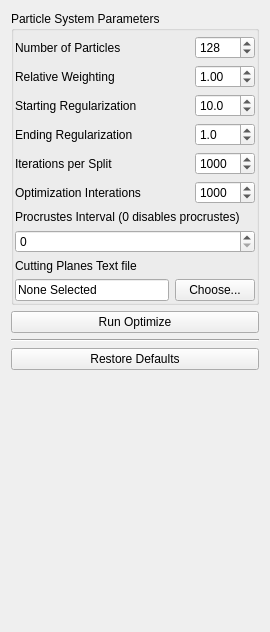
First picture: the form in Studio/src/Application/Optimize/OptimizeTool.ui, repository SCIInstitute/ShapeWorks, before the edit.
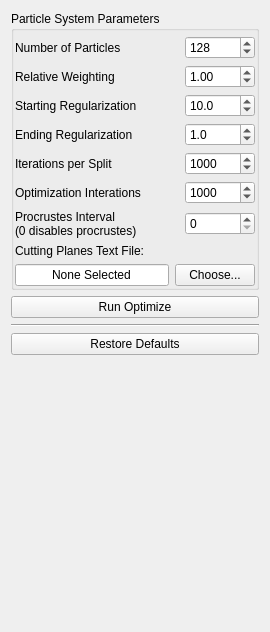
Second picture: the form after the edit.

Commit message: Fixing Optimize layout.

What changed in the file:
```diff
--- a/Studio/src/Application/Optimize/OptimizeTool.ui
+++ b/Studio/src/Application/Optimize/OptimizeTool.ui
@@ -34,7 +34,7 @@
      <property name="title">
       <string>Particle System Parameters</string>
      </property>
-     <layout class="QVBoxLayout" name="verticalLayout_3">
+     <layout class="QGridLayout" name="gridLayout">
       <property name="leftMargin">
        <number>1</number>
       </property>
@@ -47,139 +47,14 @@
       <property name="bottomMargin">
        <number>1</number>
       </property>
-      <item>
-       <layout class="QHBoxLayout" name="horizontalLayout_2">
-        <item>
-         <widget class="QLabel" name="label_3">
-          <property name="text">
-           <string>Number of Particles</string>
-          </property>
-         </widget>
-        </item>
-        <item>
-         <spacer name="horizontalSpacer">
-          <property name="orientation">
-           <enum>Qt::Horizontal</enum>
-          </property>
-          <property name="sizeHint" stdset="0">
-           <size>
-            <width>40</width>
-            <height>20</height>
-           </size>
-          </property>
-         </spacer>
-        </item>
-        <item>
-         <widget class="QSpinBox" name="number_of_particles">
-          <property name="sizePolicy">
-           <sizepolicy hsizetype="Fixed" vsizetype="Fixed">
-            <horstretch>0</horstretch>
-            <verstretch>0</verstretch>
-           </sizepolicy>
-          </property>
-          <property name="minimumSize">
-           <size>
-            <width>60</width>
-            <height>0</height>
-           </size>
-          </property>
-          <property name="maximumSize">
-           <size>
-            <width>60</width>
-            <height>16777215</height>
-           </size>
-          </property>
-          <property name="minimum">
-           <number>1</number>
-          </property>
-          <property name="maximum">
-           <number>20000</number>
-          </property>
-          <property name="value">
-           <number>128</number>
-          </property>
-         </widget>
-        </item>
-       </layout>
-      </item>
-      <item>
-       <layout class="QHBoxLayout" name="horizontalLayout_5">
-        <property name="topMargin">
-         <number>0</number>
-        </property>
-        <item>
-         <widget class="QLabel" name="label_4">
-          <property name="text">
-           <string>Relative Weighting</string>
-          </property>
-         </widget>
-        </item>
-        <item>
-         <spacer name="horizontalSpacer_3">
-          <property name="orientation">
-           <enum>Qt::Horizontal</enum>
-          </property>
-          <property name="sizeHint" stdset="0">
-           <size>
-            <width>40</width>
-            <height>20</height>
-           </size>
-          </property>
-         </spacer>
-        </item>
-        <item>
-         <widget class="QDoubleSpinBox" name="weight">
-          <property name="sizePolicy">
-           <sizepolicy hsizetype="Fixed" vsizetype="Fixed">
-            <horstretch>0</horstretch>
-            <verstretch>0</verstretch>
-           </sizepolicy>
-          </property>
-          <property name="minimumSize">
-           <size>
-            <width>60</width>
-            <height>0</height>
-           </size>
-          </property>
-          <property name="maximumSize">
-           <size>
-            <width>60</width>
-            <height>16777215</height>
-           </size>
-          </property>
-          <property name="value">
-           <double>1.000000000000000</double>
-          </property>
-         </widget>
-        </item>
-       </layout>
-      </item>
-      <item>
-       <layout class="QHBoxLayout" name="horizontalLayout_3">
-        <property name="topMargin">
-         <number>0</number>
-        </property>
-        <item>
+      <item row="2" column="0">
          <widget class="QLabel" name="label_10">
           <property name="text">
            <string>Starting Regularization</string>
           </property>
          </widget>
         </item>
-        <item>
-         <spacer name="horizontalSpacer_6">
-          <property name="orientation">
-           <enum>Qt::Horizontal</enum>
-          </property>
-          <property name="sizeHint" stdset="0">
-           <size>
-            <width>40</width>
-            <height>20</height>
-           </size>
-          </property>
-         </spacer>
-        </item>
-        <item>
+      <item row="2" column="1">
          <widget class="QDoubleSpinBox" name="starting_regularization">
           <property name="sizePolicy">
            <sizepolicy hsizetype="Fixed" vsizetype="Fixed">
@@ -189,13 +64,13 @@
           </property>
           <property name="minimumSize">
            <size>
-            <width>60</width>
+          <width>70</width>
             <height>0</height>
            </size>
           </property>
           <property name="maximumSize">
            <size>
-            <width>60</width>
+          <width>70</width>
             <height>16777215</height>
            </size>
           </property>
@@ -213,96 +88,29 @@
           </property>
          </widget>
         </item>
-       </layout>
-      </item>
-      <item>
-       <layout class="QHBoxLayout" name="horizontalLayout_8">
-        <property name="topMargin">
-         <number>0</number>
-        </property>
-        <item>
-         <widget class="QLabel" name="label_9">
-          <property name="text">
-           <string>Ending Regularization</string>
-          </property>
-         </widget>
-        </item>
-        <item>
-         <spacer name="horizontalSpacer_7">
-          <property name="orientation">
-           <enum>Qt::Horizontal</enum>
-          </property>
-          <property name="sizeHint" stdset="0">
-           <size>
-            <width>40</width>
-            <height>20</height>
-           </size>
-          </property>
-         </spacer>
-        </item>
-        <item>
-         <widget class="QDoubleSpinBox" name="ending_regularization">
-          <property name="sizePolicy">
-           <sizepolicy hsizetype="Fixed" vsizetype="Fixed">
-            <horstretch>0</horstretch>
-            <verstretch>0</verstretch>
-           </sizepolicy>
-          </property>
-          <property name="minimumSize">
-           <size>
-            <width>60</width>
-            <height>0</height>
-           </size>
-          </property>
-          <property name="maximumSize">
-           <size>
-            <width>60</width>
-            <height>16777215</height>
-           </size>
-          </property>
-          <property name="decimals">
-           <number>1</number>
-          </property>
-          <property name="minimum">
-           <double>0.100000000000000</double>
-          </property>
-          <property name="maximum">
-           <double>99999.000000000000000</double>
-          </property>
-          <property name="value">
-           <double>1.000000000000000</double>
-          </property>
-         </widget>
-        </item>
-       </layout>
-      </item>
-      <item>
-       <layout class="QHBoxLayout" name="horizontalLayout_9">
-        <property name="topMargin">
-         <number>0</number>
-        </property>
-        <item>
+      <item row="4" column="0">
          <widget class="QLabel" name="label_8">
           <property name="text">
            <string>Iterations per Split</string>
           </property>
          </widget>
         </item>
-        <item>
-         <spacer name="horizontalSpacer_8">
-          <property name="orientation">
-           <enum>Qt::Horizontal</enum>
-          </property>
-          <property name="sizeHint" stdset="0">
-           <size>
-            <width>40</width>
-            <height>20</height>
-           </size>
-          </property>
-         </spacer>
-        </item>
-        <item>
-         <widget class="QSpinBox" name="iterations">
+      <item row="3" column="0">
+       <widget class="QLabel" name="label_9">
+        <property name="text">
+         <string>Ending Regularization</string>
+        </property>
+       </widget>
+      </item>
+      <item row="8" column="0">
+       <widget class="QLabel" name="label_6">
+        <property name="text">
+         <string>Cutting Planes Text File:</string>
+        </property>
+       </widget>
+      </item>
+      <item row="0" column="1">
+       <widget class="QSpinBox" name="number_of_particles">
           <property name="sizePolicy">
            <sizepolicy hsizetype="Fixed" vsizetype="Fixed">
             <horstretch>0</horstretch>
@@ -311,13 +119,13 @@
           </property>
           <property name="minimumSize">
            <size>
-            <width>60</width>
+          <width>70</width>
             <height>0</height>
            </size>
           </property>
           <property name="maximumSize">
            <size>
-            <width>60</width>
+          <width>70</width>
             <height>16777215</height>
            </size>
           </property>
@@ -325,41 +133,14 @@
            <number>1</number>
           </property>
           <property name="maximum">
-           <number>99999</number>
+         <number>20000</number>
           </property>
           <property name="value">
-           <number>1000</number>
+         <number>128</number>
           </property>
          </widget>
         </item>
-       </layout>
-      </item>
-      <item>
-       <layout class="QHBoxLayout" name="horizontalLayout_19">
-        <property name="topMargin">
-         <number>0</number>
-        </property>
-        <item>
-         <widget class="QLabel" name="label_19">
-          <property name="text">
-           <string>Optimization Interations</string>
-          </property>
-         </widget>
-        </item>
-        <item>
-         <spacer name="horizontalSpacer_15">
-          <property name="orientation">
-           <enum>Qt::Horizontal</enum>
-          </property>
-          <property name="sizeHint" stdset="0">
-           <size>
-            <width>40</width>
-            <height>20</height>
-           </size>
-          </property>
-         </spacer>
-        </item>
-        <item>
+      <item row="5" column="1">
          <widget class="QSpinBox" name="optimization_iterations">
           <property name="sizePolicy">
            <sizepolicy hsizetype="Fixed" vsizetype="Fixed">
@@ -369,13 +150,13 @@
           </property>
           <property name="minimumSize">
            <size>
-            <width>60</width>
+          <width>70</width>
             <height>0</height>
            </size>
           </property>
           <property name="maximumSize">
            <size>
-            <width>60</width>
+          <width>70</width>
             <height>16777215</height>
            </size>
           </property>
@@ -390,23 +171,7 @@
           </property>
          </widget>
         </item>
-       </layout>
-      </item>
-      <item>
-       <layout class="QHBoxLayout" name="horizontalLayout_10">
-        <property name="topMargin">
-         <number>0</number>
-        </property>
-       </layout>
-      </item>
-      <item>
-       <widget class="QLabel" name="label_11">
-        <property name="text">
-         <string>Procrustes Interval (0 disables procrustes)</string>
-        </property>
-       </widget>
-      </item>
-      <item>
+      <item row="6" column="1">
        <widget class="QSpinBox" name="procrustes_interval">
         <property name="maximum">
          <number>99</number>
@@ -416,14 +181,126 @@
         </property>
        </widget>
       </item>
-      <item>
-       <widget class="QLabel" name="label_6">
+      <item row="0" column="0">
+       <widget class="QLabel" name="label_3">
         <property name="text">
-         <string>Cutting Planes Text file</string>
+         <string>Number of Particles</string>
         </property>
        </widget>
       </item>
-      <item>
+      <item row="4" column="1">
+       <widget class="QSpinBox" name="iterations">
+        <property name="sizePolicy">
+         <sizepolicy hsizetype="Fixed" vsizetype="Fixed">
+          <horstretch>0</horstretch>
+          <verstretch>0</verstretch>
+         </sizepolicy>
+        </property>
+        <property name="minimumSize">
+         <size>
+          <width>70</width>
+          <height>0</height>
+         </size>
+        </property>
+        <property name="maximumSize">
+         <size>
+          <width>70</width>
+          <height>16777215</height>
+         </size>
+        </property>
+        <property name="minimum">
+         <number>1</number>
+        </property>
+        <property name="maximum">
+         <number>99999</number>
+        </property>
+        <property name="value">
+         <number>1000</number>
+        </property>
+       </widget>
+      </item>
+      <item row="6" column="0">
+       <widget class="QLabel" name="label_11">
+        <property name="text">
+         <string>Procrustes Interval
+(0 disables procrustes)</string>
+        </property>
+       </widget>
+      </item>
+      <item row="1" column="0">
+       <widget class="QLabel" name="label_4">
+        <property name="text">
+         <string>Relative Weighting</string>
+        </property>
+       </widget>
+      </item>
+      <item row="1" column="1">
+       <widget class="QDoubleSpinBox" name="weight">
+        <property name="sizePolicy">
+         <sizepolicy hsizetype="Fixed" vsizetype="Fixed">
+          <horstretch>0</horstretch>
+          <verstretch>0</verstretch>
+         </sizepolicy>
+        </property>
+        <property name="minimumSize">
+         <size>
+          <width>70</width>
+          <height>0</height>
+         </size>
+        </property>
+        <property name="maximumSize">
+         <size>
+          <width>70</width>
+          <height>16777215</height>
+         </size>
+        </property>
+        <property name="value">
+         <double>1.000000000000000</double>
+        </property>
+       </widget>
+      </item>
+      <item row="3" column="1">
+       <widget class="QDoubleSpinBox" name="ending_regularization">
+        <property name="sizePolicy">
+         <sizepolicy hsizetype="Fixed" vsizetype="Fixed">
+          <horstretch>0</horstretch>
+          <verstretch>0</verstretch>
+         </sizepolicy>
+        </property>
+        <property name="minimumSize">
+         <size>
+          <width>70</width>
+          <height>0</height>
+         </size>
+        </property>
+        <property name="maximumSize">
+         <size>
+          <width>70</width>
+          <height>16777215</height>
+         </size>
+        </property>
+        <property name="decimals">
+         <number>1</number>
+        </property>
+        <property name="minimum">
+         <double>0.100000000000000</double>
+        </property>
+        <property name="maximum">
+         <double>99999.000000000000000</double>
+        </property>
+        <property name="value">
+         <double>1.000000000000000</double>
+        </property>
+       </widget>
+      </item>
+      <item row="5" column="0">
+       <widget class="QLabel" name="label_19">
+        <property name="text">
+         <string>Optimization Interations</string>
+        </property>
+       </widget>
+      </item>
+      <item row="9" column="0" colspan="2">
        <layout class="QHBoxLayout" name="horizontalLayout_7">
         <property name="topMargin">
          <number>0</number>
@@ -433,6 +310,9 @@
           <property name="text">
            <string>None Selected</string>
           </property>
+          <property name="alignment">
+           <set>Qt::AlignCenter</set>
+          </property>
          </widget>
         </item>
         <item>
```
Left out of the diff: 2 changed lines with no effect on the pictures. Lines whose indentation alone changed are shown as unchanged.
